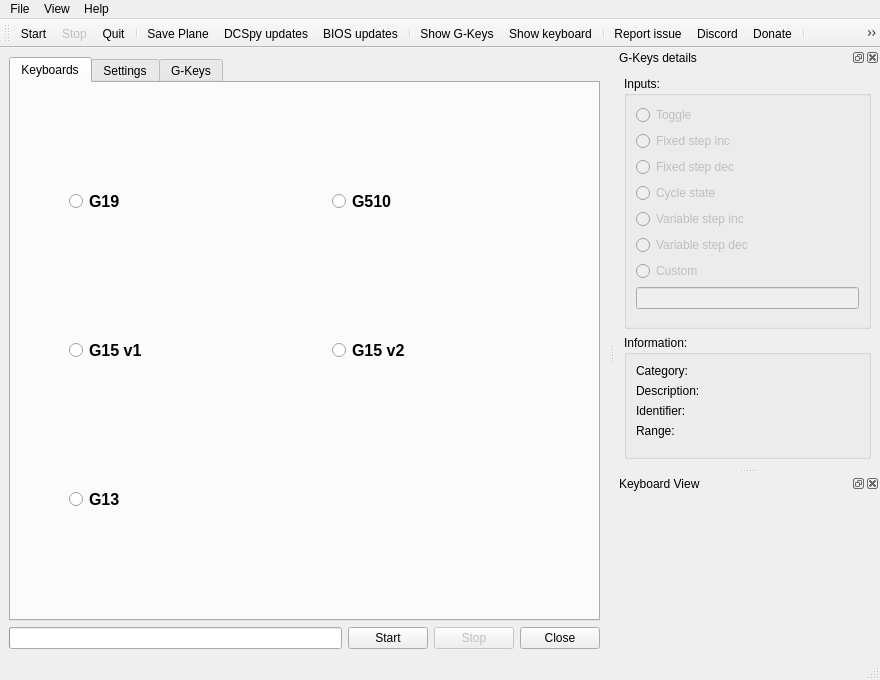
Old version of the form dcspy/ui/qtdcs.ui in the repository emcek/dcspy.
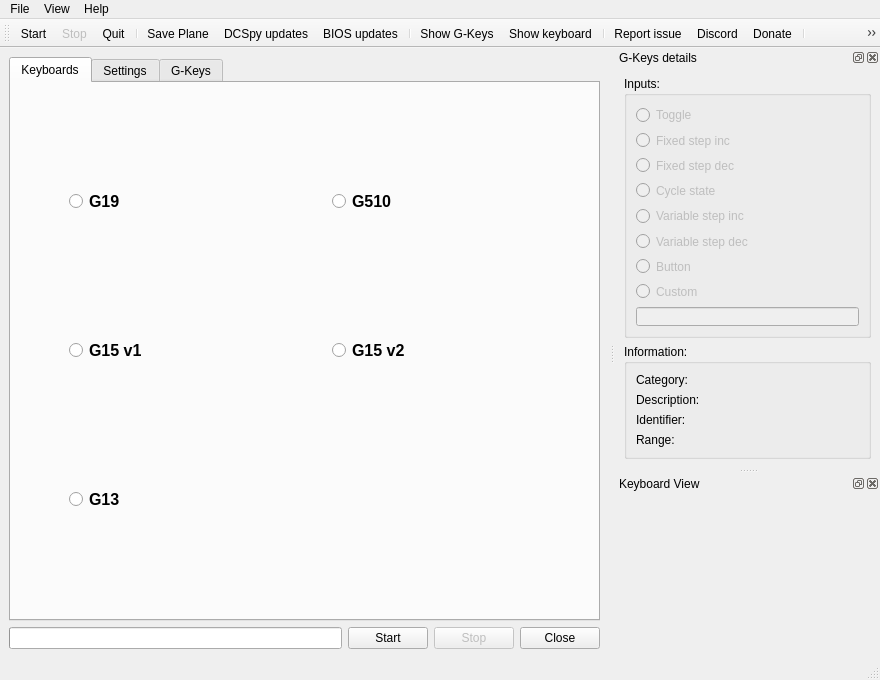
New version of the form. Icons and pictures are not drawn.

Commit message: add radiobutton for button action

The edit to the form file:
```diff
--- a/dcspy/ui/qtdcs.ui
+++ b/dcspy/ui/qtdcs.ui
@@ -978,6 +978,20 @@
           </property>
          </widget>
         </item>
+        <item>
+         <widget class="QRadioButton" name="rb_button">
+          <property name="enabled">
+           <bool>false</bool>
+          </property>
+          <property name="text">
+           <string>Button</string>
+          </property>
+          <property name="icon">
+           <iconset resource="../qtgui.qrc">
+            <normaloff>:/icons/img/KittehPlayer.svg</normaloff>:/icons/img/KittehPlayer.svg</iconset>
+          </property>
+         </widget>
+        </item>
         <item>
          <widget class="QRadioButton" name="rb_custom">
           <property name="enabled">
```
